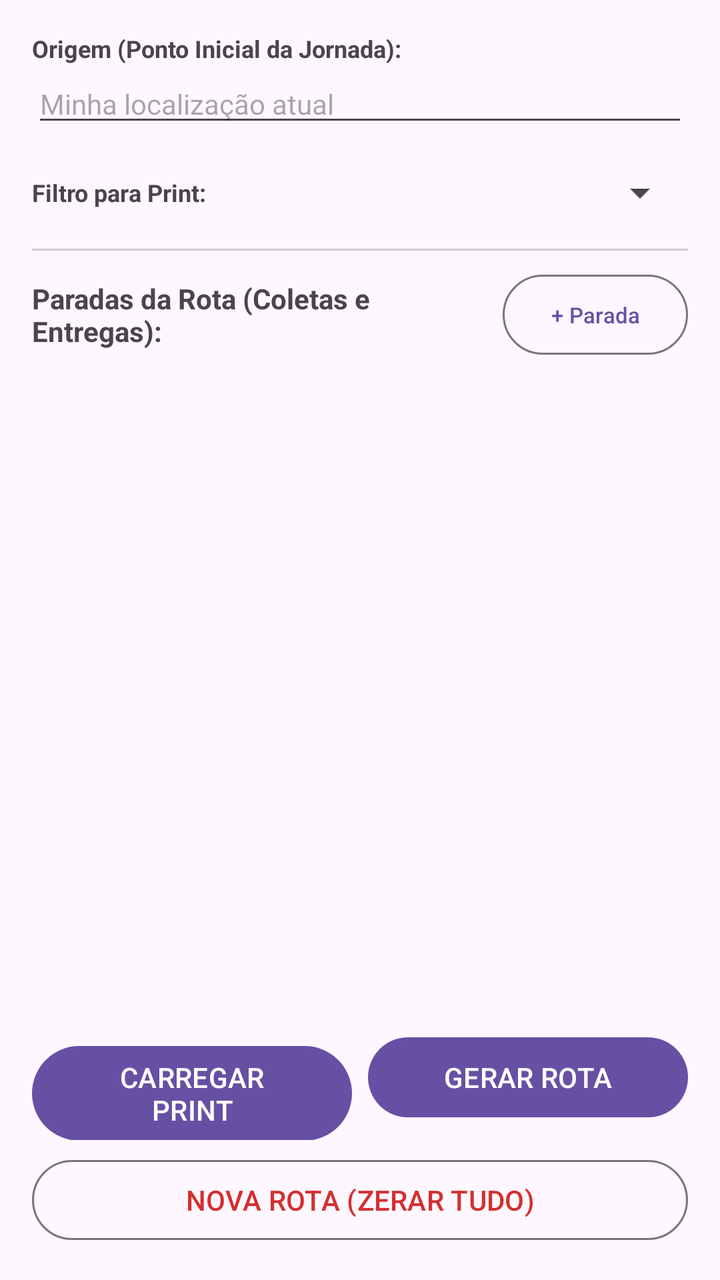
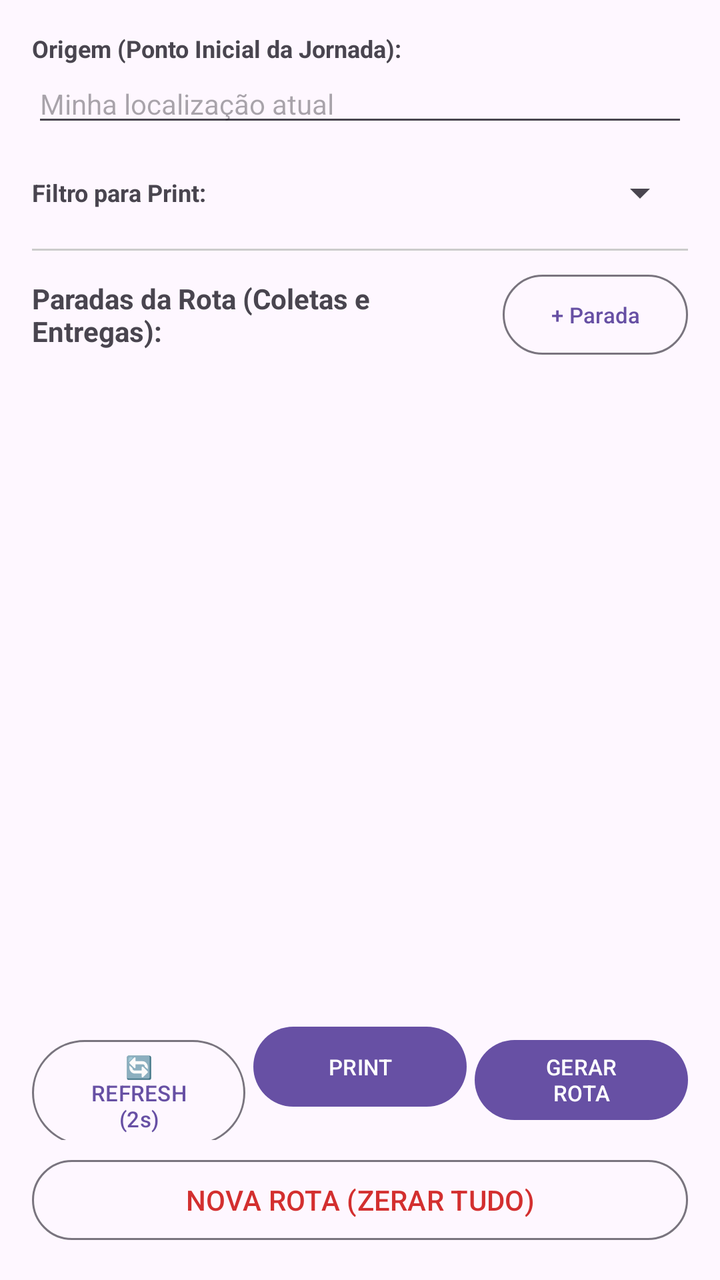

An Android layout rendered at two revisions. The XML below is the earlier revision; the diff shows what the commit changed to produce the second picture.
<!-- AndroidManifest.xml: application theme Theme.RotasMaisEntregas -->
<!-- res/layout/activity_main.xml -->
<?xml version="1.0" encoding="utf-8"?>
<LinearLayout xmlns:android="http://schemas.android.com/apk/res/android"
    xmlns:tools="http://schemas.android.com/tools"
    android:id="@+id/main"
    android:layout_width="match_parent"
    android:layout_height="match_parent"
    android:orientation="vertical"
    android:padding="16dp"
    tools:context=".MainActivity">

    
    <LinearLayout
        android:id="@+id/bannerAcessibilidade"
        android:layout_width="match_parent"
        android:layout_height="wrap_content"
        android:layout_marginBottom="12dp"
        android:background="#FFF3CD"
        android:gravity="center_vertical"
        android:orientation="horizontal"
        android:padding="10dp"
        android:visibility="gone"
        tools:visibility="visible">

        <TextView
            android:layout_width="0dp"
            android:layout_height="wrap_content"
            android:layout_weight="1"
            android:text="⚠️ Acessibilidade desativada. O app não capturará entregas em segundo plano."
            android:textColor="#856404"
            android:textSize="12sp"
            android:textStyle="bold" />

        <Button
            android:id="@+id/btnAtivarAcessibilidade"
            style="?attr/materialButtonOutlinedStyle"
            android:layout_width="wrap_content"
            android:layout_height="wrap_content"
            android:text="ATIVAR"
            android:textColor="#856404"
            android:textSize="10sp" />
    </LinearLayout>

    <TextView
        android:id="@+id/labelOrigem"
        android:layout_width="wrap_content"
        android:layout_height="wrap_content"
        android:text="Origem (Ponto Inicial da Jornada):"
        android:textSize="12sp"
        android:textStyle="bold" />

    <EditText
        android:id="@+id/txtOrigem"
        android:layout_width="match_parent"
        android:layout_height="wrap_content"
        android:hint="Minha localização atual"
        android:inputType="text"
        android:textSize="14sp" />

    <LinearLayout
        android:layout_width="match_parent"
        android:layout_height="wrap_content"
        android:layout_marginTop="8dp"
        android:gravity="center_vertical"
        android:orientation="horizontal">

        <TextView
            android:layout_width="wrap_content"
            android:layout_height="wrap_content"
            android:text="Filtro para Print:"
            android:textSize="12sp"
            android:textStyle="bold" />

        <Spinner
            android:id="@+id/spinnerApp"
            android:layout_width="0dp"
            android:layout_height="40dp"
            android:layout_weight="1" />
    </LinearLayout>

    <View
        android:layout_width="match_parent"
        android:layout_height="1dp"
        android:layout_marginVertical="8dp"
        android:background="#CCCCCC" />

    <LinearLayout
        android:layout_width="match_parent"
        android:layout_height="wrap_content"
        android:gravity="center_vertical"
        android:orientation="horizontal">

        <TextView
            android:layout_width="0dp"
            android:layout_height="wrap_content"
            android:layout_weight="1"
            android:text="Paradas da Rota (Coletas e Entregas):"
            android:textSize="14sp"
            android:textStyle="bold" />

        <Button
            android:id="@+id/btnAdicionarParada"
            style="?attr/materialButtonOutlinedStyle"
            android:layout_width="wrap_content"
            android:layout_height="wrap_content"
            android:text="+ Parada"
            android:textSize="11sp" />
    </LinearLayout>

    <androidx.recyclerview.widget.RecyclerView
        android:id="@+id/recyclerParadas"
        android:layout_width="match_parent"
        android:layout_height="0dp"
        android:layout_weight="1"
        android:clipToPadding="false"
        android:paddingVertical="4dp" />

    <LinearLayout
        android:layout_width="match_parent"
        android:layout_height="wrap_content"
        android:orientation="vertical">

        <LinearLayout
            android:layout_width="match_parent"
            android:layout_height="wrap_content"
            android:orientation="horizontal">

            <Button
                android:id="@+id/btnCarregarPrint"
                android:layout_width="0dp"
                android:layout_height="wrap_content"
                android:layout_marginEnd="4dp"
                android:layout_weight="1"
                android:text="CARREGAR PRINT" />

            <Button
                android:id="@+id/btnRota"
                android:layout_width="0dp"
                android:layout_height="wrap_content"
                android:layout_marginStart="4dp"
                android:layout_weight="1"
                android:text="GERAR ROTA" />
        </LinearLayout>

        <Button
            android:id="@+id/btnNovaRota"
            style="?attr/materialButtonOutlinedStyle"
            android:layout_width="match_parent"
            android:layout_height="wrap_content"
            android:layout_marginTop="6dp"
            android:text="NOVA ROTA (ZERAR TUDO)"
            android:textColor="#D32F2F" />

    </LinearLayout>
</LinearLayout>
<!-- resources referenced by this layout -->
<resources>
  <style name="Theme.RotasMaisEntregas" parent="Base.Theme.RotasMaisEntregas" />
  <style name="Base.Theme.RotasMaisEntregas" parent="Theme.Material3.DayNight.NoActionBar">
          
          
      </style>
</resources>

<!-- the commit's change to res/layout/activity_main.xml (unified diff, before → after) -->
@@ -125,20 +125,33 @@
             android:orientation="horizontal">
 
             <Button
+                android:id="@+id/btnRefresh"
+                style="?attr/materialButtonOutlinedStyle"
+                android:layout_width="0dp"
+                android:layout_height="wrap_content"
+                android:layout_marginEnd="2dp"
+                android:layout_weight="1"
+                android:text="🔄 REFRESH (2s)"
+                android:textSize="11sp" />
+
+            <Button
                 android:id="@+id/btnCarregarPrint"
                 android:layout_width="0dp"
                 android:layout_height="wrap_content"
-                android:layout_marginEnd="4dp"
+                android:layout_marginStart="2dp"
+                android:layout_marginEnd="2dp"
                 android:layout_weight="1"
-                android:text="CARREGAR PRINT" />
+                android:text="PRINT"
+                android:textSize="11sp" />
 
             <Button
                 android:id="@+id/btnRota"
                 android:layout_width="0dp"
                 android:layout_height="wrap_content"
-                android:layout_marginStart="4dp"
+                android:layout_marginStart="2dp"
                 android:layout_weight="1"
-                android:text="GERAR ROTA" />
+                android:text="GERAR ROTA"
+                android:textSize="11sp" />
         </LinearLayout>
 
         <Button
